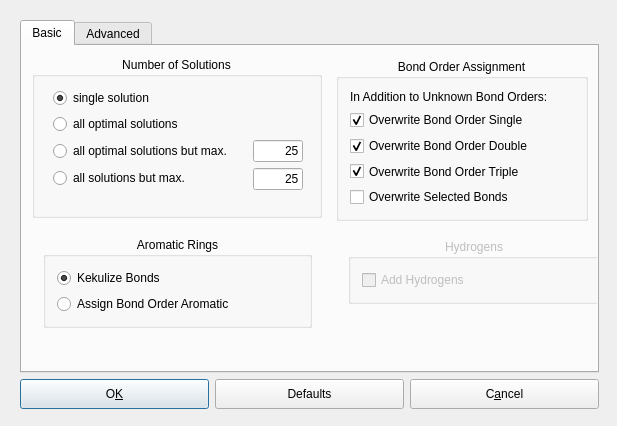
This is source/VIEW/DIALOGS/assignBondOrderConfigurationDialog.ui in BALL-Project/ball as Qt 5 draws it before an edit. The edited form follows.
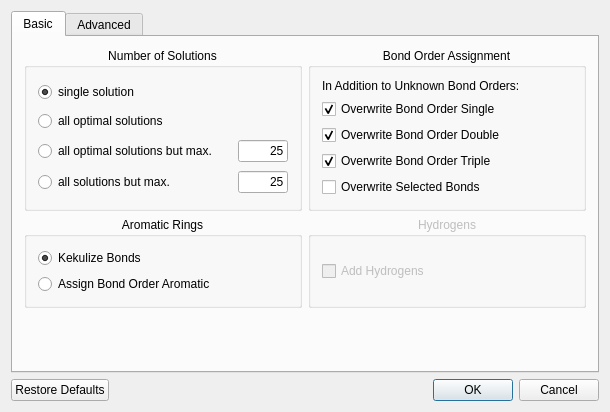
This is the edited form.

Commit message:
GUI optimizations in AssignBondOrderConfigurationDialog
Improve the Layout and replace the dialog buttons by a QDialogButtonBox.

What changed in the file:
```diff
--- a/source/VIEW/DIALOGS/assignBondOrderConfigurationDialog.ui
+++ b/source/VIEW/DIALOGS/assignBondOrderConfigurationDialog.ui
@@ -6,8 +6,8 @@
    <rect>
     <x>0</x>
     <y>0</y>
-    <width>617</width>
-    <height>426</height>
+    <width>582</width>
+    <height>412</height>
    </rect>
   </property>
   <property name="sizePolicy">
@@ -31,15 +31,6 @@
   <property name="windowTitle">
    <string>Bond Order Assignment Options</string>
   </property>
-  <widget class="QWidget" name="layoutWidget">
-   <property name="geometry">
-    <rect>
-     <x>9</x>
-     <y>9</y>
-     <width>601</width>
-     <height>411</height>
-    </rect>
-   </property>
    <layout class="QVBoxLayout" name="verticalLayout_4">
     <item>
      <widget class="QTabWidget" name="tabWidget">
@@ -50,15 +41,132 @@
        <attribute name="title">
         <string>Basic</string>
        </attribute>
+      <layout class="QGridLayout" name="gridLayout">
+       <item row="0" column="0">
+        <widget class="QGroupBox" name="groupBox_5">
+         <property name="title">
+          <string>Number of Solutions</string>
+         </property>
+         <property name="alignment">
+          <set>Qt::AlignHCenter</set>
+         </property>
+         <property name="checked">
+          <bool>false</bool>
+         </property>
+         <layout class="QGridLayout" name="gridLayout_2">
+          <item row="0" column="0">
+           <widget class="QRadioButton" name="single_solution_button">
+            <property name="enabled">
+             <bool>true</bool>
+            </property>
+            <property name="text">
+             <string>single solution</string>
+            </property>
+            <property name="checked">
+             <bool>true</bool>
+            </property>
+           </widget>
+          </item>
+          <item row="1" column="0" colspan="2">
+           <widget class="QRadioButton" name="all_optimal_solutions_button">
+            <property name="enabled">
+             <bool>true</bool>
+            </property>
+            <property name="minimumSize">
+             <size>
+              <width>250</width>
+              <height>0</height>
+             </size>
+            </property>
+            <property name="text">
+             <string>all optimal solutions</string>
+            </property>
+            <property name="checked">
+             <bool>false</bool>
+            </property>
+           </widget>
+          </item>
+          <item row="2" column="0">
+           <widget class="QRadioButton" name="n_opt_solutions_button">
+            <property name="enabled">
+             <bool>true</bool>
+            </property>
+            <property name="text">
+             <string>all optimal solutions but max.</string>
+            </property>
+            <property name="checked">
+             <bool>false</bool>
+            </property>
+           </widget>
+          </item>
+          <item row="2" column="1">
+           <widget class="QLineEdit" name="max_n_opt_solutions">
+            <property name="enabled">
+             <bool>true</bool>
+            </property>
+            <property name="sizePolicy">
+             <sizepolicy hsizetype="Preferred" vsizetype="Fixed">
+              <horstretch>0</horstretch>
+              <verstretch>0</verstretch>
+             </sizepolicy>
+            </property>
+            <property name="maximumSize">
+             <size>
+              <width>50</width>
+              <height>32767</height>
+             </size>
+            </property>
+            <property name="text">
+             <string notr="true">25</string>
+            </property>
+            <property name="alignment">
+             <set>Qt::AlignRight</set>
+            </property>
+           </widget>
+          </item>
+          <item row="3" column="0">
+           <widget class="QRadioButton" name="n_all_solutions_button">
+            <property name="enabled">
+             <bool>true</bool>
+            </property>
+            <property name="text">
+             <string>all solutions but max.</string>
+            </property>
+            <property name="checked">
+             <bool>false</bool>
+            </property>
+           </widget>
+          </item>
+          <item row="3" column="1">
+           <widget class="QLineEdit" name="max_n_all_solutions">
+            <property name="enabled">
+             <bool>true</bool>
+            </property>
+            <property name="sizePolicy">
+             <sizepolicy hsizetype="Preferred" vsizetype="Fixed">
+              <horstretch>0</horstretch>
+              <verstretch>0</verstretch>
+             </sizepolicy>
+            </property>
+            <property name="maximumSize">
+             <size>
+              <width>50</width>
+              <height>32767</height>
+             </size>
+            </property>
+            <property name="text">
+             <string notr="true">25</string>
+            </property>
+            <property name="alignment">
+             <set>Qt::AlignRight</set>
+            </property>
+           </widget>
+          </item>
+         </layout>
+        </widget>
+       </item>
+       <item row="0" column="1">
        <widget class="QGroupBox" name="groupBox">
-        <property name="geometry">
-         <rect>
-          <x>314</x>
-          <y>13</y>
-          <width>252</width>
-          <height>162</height>
-         </rect>
-        </property>
         <property name="title">
          <string>Bond Order Assignment</string>
         </property>
@@ -121,213 +229,8 @@
          </item>
         </layout>
        </widget>
-       <widget class="QGroupBox" name="groupBox_5">
-        <property name="geometry">
-         <rect>
-          <x>10</x>
-          <y>11</y>
-          <width>290</width>
-          <height>161</height>
-         </rect>
-        </property>
-        <property name="title">
-         <string>Number of Solutions</string>
-        </property>
-        <property name="alignment">
-         <set>Qt::AlignHCenter</set>
-        </property>
-        <property name="checked">
-         <bool>false</bool>
-        </property>
-        <widget class="QWidget" name="layoutWidget">
-         <property name="geometry">
-          <rect>
-           <x>10</x>
-           <y>20</y>
-           <width>272</width>
-           <height>138</height>
-          </rect>
-         </property>
-         <layout class="QVBoxLayout" name="verticalLayout_2">
-          <item>
-           <layout class="QVBoxLayout" name="verticalLayout">
-            <item>
-             <layout class="QVBoxLayout">
-              <property name="spacing">
-               <number>6</number>
-              </property>
-              <property name="margin">
-               <number>0</number>
-              </property>
-              <item>
-               <widget class="QRadioButton" name="single_solution_button">
-                <property name="enabled">
-                 <bool>true</bool>
-                </property>
-                <property name="text">
-                 <string>single solution</string>
-                </property>
-                <property name="checked">
-                 <bool>true</bool>
-                </property>
-               </widget>
-              </item>
-              <item>
-               <widget class="QRadioButton" name="all_optimal_solutions_button">
-                <property name="enabled">
-                 <bool>true</bool>
-                </property>
-                <property name="minimumSize">
-                 <size>
-                  <width>250</width>
-                  <height>0</height>
-                 </size>
-                </property>
-                <property name="text">
-                 <string>all optimal solutions</string>
-                </property>
-                <property name="checked">
-                 <bool>false</bool>
-                </property>
-               </widget>
-              </item>
-             </layout>
-            </item>
-            <item>
-             <layout class="QHBoxLayout">
-              <property name="spacing">
-               <number>6</number>
-              </property>
-              <property name="margin">
-               <number>0</number>
-              </property>
-              <item>
-               <layout class="QVBoxLayout">
-                <property name="spacing">
-                 <number>6</number>
-                </property>
-                <property name="margin">
-                 <number>0</number>
-                </property>
-                <item>
-                 <widget class="QRadioButton" name="n_opt_solutions_button">
-                  <property name="enabled">
-                   <bool>true</bool>
-                  </property>
-                  <property name="text">
-                   <string>all optimal solutions but max.</string>
-                  </property>
-                  <property name="checked">
-                   <bool>false</bool>
-                  </property>
-                 </widget>
-                </item>
-                <item>
-                 <widget class="QRadioButton" name="n_all_solutions_button">
-                  <property name="enabled">
-                   <bool>true</bool>
-                  </property>
-                  <property name="text">
-                   <string>all solutions but max.</string>
-                  </property>
-                  <property name="checked">
-                   <bool>false</bool>
-                  </property>
-                 </widget>
-                </item>
-               </layout>
-              </item>
-              <item>
-               <layout class="QVBoxLayout">
-                <property name="spacing">
-                 <number>6</number>
-                </property>
-                <property name="margin">
-                 <number>0</number>
-                </property>
-                <item>
-                 <widget class="QLineEdit" name="max_n_opt_solutions">
-                  <property name="enabled">
-                   <bool>true</bool>
-                  </property>
-                  <property name="sizePolicy">
-                   <sizepolicy hsizetype="Preferred" vsizetype="Fixed">
-                    <horstretch>0</horstretch>
-                    <verstretch>0</verstretch>
-                   </sizepolicy>
-                  </property>
-                  <property name="maximumSize">
-                   <size>
-                    <width>50</width>
-                    <height>32767</height>
-                   </size>
-                  </property>
-                  <property name="text">
-                   <string>25</string>
-                  </property>
-                  <property name="alignment">
-                   <set>Qt::AlignRight</set>
-                  </property>
-                 </widget>
-                </item>
-                <item>
-                 <widget class="QLineEdit" name="max_n_all_solutions">
-                  <property name="enabled">
-                   <bool>true</bool>
-                  </property>
-                  <property name="sizePolicy">
-                   <sizepolicy hsizetype="Preferred" vsizetype="Fixed">
-                    <horstretch>0</horstretch>
-                    <verstretch>0</verstretch>
-                   </sizepolicy>
-                  </property>
-                  <property name="maximumSize">
-                   <size>
-                    <width>50</width>
-                    <height>32767</height>
-                   </size>
-                  </property>
-                  <property name="text">
-                   <string>25</string>
-                  </property>
-                  <property name="alignment">
-                   <set>Qt::AlignRight</set>
-                  </property>
-                 </widget>
-                </item>
-               </layout>
-              </item>
-             </layout>
-            </item>
-           </layout>
-          </item>
-          <item>
-           <spacer name="verticalSpacer">
-            <property name="orientation">
-             <enum>Qt::Vertical</enum>
-            </property>
-            <property name="sizeHint" stdset="0">
-             <size>
-              <width>20</width>
-              <height>18</height>
-             </size>
-            </property>
-           </spacer>
-          </item>
-         </layout>
-        </widget>
-       </widget>
-       <widget class="QWidget" name="layoutWidget">
-        <property name="geometry">
-         <rect>
-          <x>10</x>
-          <y>180</y>
-          <width>291</width>
-          <height>162</height>
-         </rect>
-        </property>
-        <layout class="QVBoxLayout" name="verticalLayout_7">
-         <item>
+       </item>
+       <item row="1" column="0">
           <widget class="QGroupBox" name="groupBox_2">
            <property name="title">
             <string>Aromatic Rings</string>
@@ -338,8 +241,8 @@
            <property name="checked">
             <bool>false</bool>
            </property>
-           <layout class="QGridLayout" name="gridLayout">
-            <item row="0" column="0">
+         <layout class="QVBoxLayout" name="verticalLayout_2">
+          <item>
              <widget class="QRadioButton" name="kekulizeBonds_button">
               <property name="enabled">
                <bool>true</bool>
@@ -352,7 +255,7 @@
               </property>
              </widget>
             </item>
-            <item row="1" column="0">
+          <item>
              <widget class="QRadioButton" name="assignBOAromatic_button">
               <property name="text">
                <string>Assign Bond Order Aromatic</string>
@@ -365,32 +268,7 @@
            </layout>
           </widget>
          </item>
-         <item>
-          <spacer name="verticalSpacer_2">
-           <property name="orientation">
-            <enum>Qt::Vertical</enum>
-           </property>
-           <property name="sizeHint" stdset="0">
-            <size>
-             <width>20</width>
-             <height>68</height>
-            </size>
-           </property>
-          </spacer>
-         </item>
-        </layout>
-       </widget>
-       <widget class="QWidget" name="layoutWidget">
-        <property name="geometry">
-         <rect>
-          <x>315</x>
-          <y>182</y>
-          <width>274</width>
-          <height>155</height>
-         </rect>
-        </property>
-        <layout class="QVBoxLayout" name="verticalLayout_6">
-         <item>
+       <item row="1" column="1">
           <widget class="QGroupBox" name="check_options">
            <property name="enabled">
             <bool>false</bool>
@@ -407,8 +285,8 @@
            <property name="alignment">
             <set>Qt::AlignHCenter</set>
            </property>
-           <layout class="QGridLayout" name="gridLayout_4">
-            <item row="0" column="0">
+         <layout class="QVBoxLayout" name="verticalLayout_8">
+          <item>
              <widget class="QCheckBox" name="add_hydrogens_checkBox">
               <property name="enabled">
                <bool>false</bool>
@@ -430,36 +308,26 @@
            </layout>
           </widget>
          </item>
-         <item>
-          <spacer name="verticalSpacer_3">
+       <item row="2" column="1">
+        <spacer name="verticalSpacer">
            <property name="orientation">
             <enum>Qt::Vertical</enum>
            </property>
            <property name="sizeHint" stdset="0">
             <size>
              <width>20</width>
-             <height>88</height>
+           <height>40</height>
             </size>
            </property>
           </spacer>
          </item>
         </layout>
-       </widget>
       </widget>
       <widget class="QWidget" name="advanced_tab">
        <attribute name="title">
         <string>Advanced</string>
        </attribute>
-       <widget class="QWidget" name="layoutWidget">
-        <property name="geometry">
-         <rect>
-          <x>10</x>
-          <y>20</y>
-          <width>401</width>
-          <height>311</height>
-         </rect>
-        </property>
-        <layout class="QVBoxLayout" name="verticalLayout_3">
+      <layout class="QVBoxLayout" name="verticalLayout_7">
          <item>
           <widget class="QGroupBox" name="groupBox12">
            <property name="title">
@@ -512,7 +380,7 @@
                <enum>Qt::StrongFocus</enum>
               </property>
               <property name="text">
-               <string>bond_lengths/BondOrder.xml</string>
+             <string notr="true">bond_lengths/BondOrder.xml</string>
               </property>
               <property name="maxLength">
                <number>32767</number>
@@ -567,8 +435,8 @@
            <property name="checked">
             <bool>false</bool>
            </property>
-           <layout class="QGridLayout" name="gridLayout_6">
-            <item row="0" column="0">
+         <layout class="QVBoxLayout" name="verticalLayout_6">
+          <item>
              <widget class="QRadioButton" name="ASTAR_button">
               <property name="enabled">
                <bool>true</bool>
@@ -581,7 +449,7 @@
               </property>
              </widget>
             </item>
-            <item row="1" column="0">
+          <item>
              <widget class="QRadioButton" name="ILP_button">
               <property name="text">
                <string>ILP</string>
@@ -605,15 +473,7 @@
            <property name="checked">
             <bool>false</bool>
            </property>
-           <layout class="QGridLayout" name="gridLayout_7">
-            <item row="0" column="0">
-             <layout class="QVBoxLayout">
-              <property name="spacing">
-               <number>6</number>
-              </property>
-              <property name="margin">
-               <number>0</number>
-              </property>
+         <layout class="QVBoxLayout" name="verticalLayout_3">
               <item>
                <layout class="QGridLayout">
                 <property name="margin">
@@ -671,7 +531,7 @@
                 <item>
                  <widget class="QLabel" name="atom_type_penalty_label">
                   <property name="text">
-                   <string>100</string>
+               <string notr="true">100</string>
                   </property>
                   <property name="alignment">
                    <set>Qt::AlignRight|Qt::AlignTrailing|Qt::AlignVCenter</set>
@@ -681,7 +541,7 @@
                 <item>
                  <widget class="QLabel" name="bond_length_penalty_label_3">
                   <property name="text">
-                   <string>%</string>
+               <string notr="true">%</string>
                   </property>
                   <property name="textFormat">
                    <enum>Qt::RichText</enum>
@@ -707,7 +567,7 @@
                 <item>
                  <widget class="QLabel" name="bond_length_penalty_label">
                   <property name="text">
-                   <string>0</string>
+               <string notr="true">0</string>
                   </property>
                   <property name="textFormat">
                    <enum>Qt::RichText</enum>
@@ -720,7 +580,7 @@
                 <item>
                  <widget class="QLabel" name="bond_length_penalty_label_2">
                   <property name="text">
-                   <string>%</string>
+               <string notr="true">%</string>
                   </property>
                   <property name="textFormat">
                    <enum>Qt::RichText</enum>
@@ -733,105 +593,20 @@
                </layout>
               </item>
              </layout>
-            </item>
-           </layout>
           </widget>
          </item>
         </layout>
-       </widget>
       </widget>
      </widget>
     </item>
     <item>
-     <layout class="QGridLayout">
-      <property name="margin">
-       <number>0</number>
-      </property>
-      <property name="spacing">
-       <number>6</number>
-      </property>
-      <item row="0" column="0">
-       <widget class="QPushButton" name="close_button">
-        <property name="sizePolicy">
-         <sizepolicy hsizetype="MinimumExpanding" vsizetype="Fixed">
-          <horstretch>0</horstretch>
-          <verstretch>0</verstretch>
-         </sizepolicy>
-        </property>
-        <property name="minimumSize">
-         <size>
-          <width>0</width>
-          <height>30</height>
-         </size>
-        </property>
-        <property name="toolTip">
-         <string>close window, save options and start assignment</string>
-        </property>
-        <property name="text">
-         <string>O&amp;K</string>
-        </property>
-        <property name="shortcut">
-         <string/>
-        </property>
-        <property name="default">
-         <bool>true</bool>
-        </property>
-       </widget>
-      </item>
-      <item row="0" column="1">
-       <widget class="QPushButton" name="reset_button">
-        <property name="sizePolicy">
-         <sizepolicy hsizetype="MinimumExpanding" vsizetype="Fixed">
-          <horstretch>0</horstretch>
-          <verstretch>0</verstretch>
-         </sizepolicy>
-        </property>
-        <property name="minimumSize">
-         <size>
-          <width>0</width>
-          <height>30</height>
-         </size>
-        </property>
-        <property name="toolTip">
-         <string>Reset all settings to default values</string>
-        </property>
-        <property name="text">
-         <string>Defaults</string>
-        </property>
-        <property name="shortcut">
-         <string/>
-        </property>
-       </widget>
-      </item>
-      <item row="0" column="2">
-       <widget class="QPushButton" name="cancel_button">
-        <property name="sizePolicy">
-         <sizepolicy hsizetype="MinimumExpanding" vsizetype="Fixed">
-          <horstretch>0</horstretch>
-          <verstretch>0</verstretch>
-         </sizepolicy>
-        </property>
-        <property name="minimumSize">
-         <size>
-          <width>0</width>
-          <height>30</height>
-         </size>
-        </property>
-        <property name="toolTip">
-         <string>Close window and discard changes</string>
-        </property>
-        <property name="text">
-         <string>C&amp;ancel</string>
-        </property>
-        <property name="shortcut">
-         <string/>
-        </property>
-       </widget>
-      </item>
-     </layout>
-    </item>
-   </layout>
-  </widget>
+    <widget class="QDialogButtonBox" name="buttonBox">
+     <property name="standardButtons">
+      <set>QDialogButtonBox::Cancel|QDialogButtonBox::Ok|QDialogButtonBox::RestoreDefaults</set>
+     </property>
+    </widget>
+   </item>
+  </layout>
  </widget>
  <layoutdefault spacing="6" margin="11"/>
  <tabstops>
```
Left out of the diff: 58 changed lines with no effect on the pictures. Lines whose indentation alone changed are shown as unchanged. The commit also changes 2 other files.
